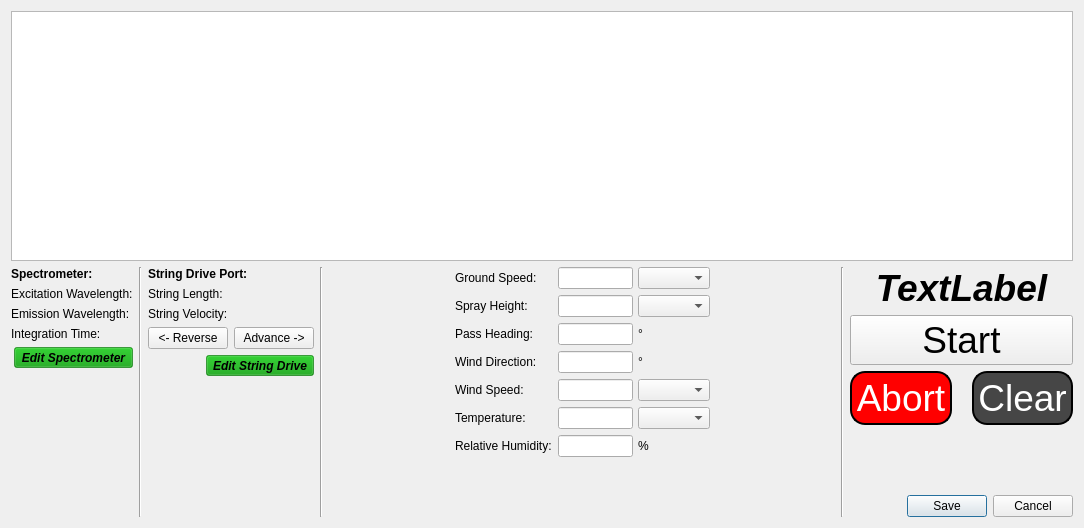
Before: the Qt Designer form resources/readString.ui in gill14/AccuPatt, drawn with Qt 5.
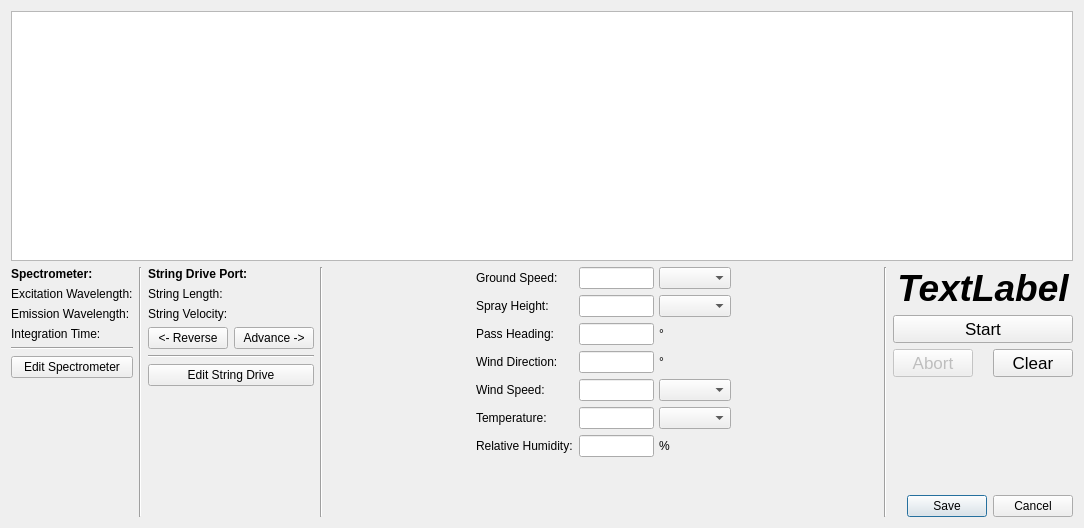
After: the same form once the commit is applied. Icons and pictures are not drawn. Custom widgets are drawn as their Qt base class.

Commit message: fix readString setData, obs fields

```diff
--- a/resources/readString.ui
+++ b/resources/readString.ui
@@ -58,46 +58,18 @@
          </property>
         </widget>
        </item>
-       <item alignment="Qt::AlignRight">
-        <widget class="QToolButton" name="buttonEditSpectrometer">
-         <property name="font">
-          <font>
-           <weight>75</weight>
-           <italic>true</italic>
-           <bold>true</bold>
-          </font>
+       <item>
+        <widget class="Line" name="line_4">
+         <property name="orientation">
+          <enum>Qt::Horizontal</enum>
          </property>
-         <property name="toolTip">
-          <string extracomment="Edit This"/>
-         </property>
-         <property name="toolTipDuration">
-          <number>-1</number>
-         </property>
-         <property name="layoutDirection">
-          <enum>Qt::LeftToRight</enum>
-         </property>
-         <property name="styleSheet">
-          <string notr="true">background-color: rgba(0, 152, 0, 153)</string>
-         </property>
+        </widget>
+       </item>
+       <item>
+        <widget class="QPushButton" name="buttonEditSpectrometer">
          <property name="text">
           <string>Edit Spectrometer</string>
          </property>
-         <property name="icon">
-          <iconset>
-           <normaloff>../../../resources/edit-alt-512.webp</normaloff>../../../resources/edit-alt-512.webp</iconset>
-         </property>
-         <property name="popupMode">
-          <enum>QToolButton::DelayedPopup</enum>
-         </property>
-         <property name="toolButtonStyle">
-          <enum>Qt::ToolButtonTextBesideIcon</enum>
-         </property>
-         <property name="autoRaise">
-          <bool>false</bool>
-         </property>
-         <property name="arrowType">
-          <enum>Qt::NoArrow</enum>
-         </property>
         </widget>
        </item>
        <item>
@@ -178,46 +150,18 @@
          </item>
         </layout>
        </item>
-       <item alignment="Qt::AlignRight">
-        <widget class="QToolButton" name="buttonEditStringDrive">
-         <property name="font">
-          <font>
-           <weight>75</weight>
-           <italic>true</italic>
-           <bold>true</bold>
-          </font>
+       <item>
+        <widget class="Line" name="line_5">
+         <property name="orientation">
+          <enum>Qt::Horizontal</enum>
          </property>
-         <property name="toolTip">
-          <string extracomment="Edit This"/>
-         </property>
-         <property name="toolTipDuration">
-          <number>-1</number>
-         </property>
-         <property name="layoutDirection">
-          <enum>Qt::LeftToRight</enum>
-         </property>
-         <property name="styleSheet">
-          <string notr="true">background-color: rgba(0, 152, 0, 153)</string>
-         </property>
+        </widget>
+       </item>
+       <item>
+        <widget class="QPushButton" name="buttonEditStringDrive">
          <property name="text">
           <string>Edit String Drive</string>
          </property>
-         <property name="icon">
-          <iconset>
-           <normaloff>../../../resources/edit-alt-512.webp</normaloff>../../../resources/edit-alt-512.webp</iconset>
-         </property>
-         <property name="popupMode">
-          <enum>QToolButton::DelayedPopup</enum>
-         </property>
-         <property name="toolButtonStyle">
-          <enum>Qt::ToolButtonTextBesideIcon</enum>
-         </property>
-         <property name="autoRaise">
-          <bool>false</bool>
-         </property>
-         <property name="arrowType">
-          <enum>Qt::NoArrow</enum>
-         </property>
         </widget>
        </item>
        <item>
@@ -694,22 +638,12 @@
         <widget class="QPushButton" name="buttonStart">
          <property name="font">
           <font>
-           <pointsize>28</pointsize>
+           <pointsize>13</pointsize>
           </font>
          </property>
          <property name="autoFillBackground">
           <bool>false</bool>
          </property>
-         <property name="styleSheet">
-          <string notr="true">background-color: rgb(0, 128, 0);
-color: rgb(255, 255, 255);
-border-style: outset;
-border-width: 2px;
-border-radius: 15px;
-border-color: black;
-padding: 4px;
-QPushButton::hover{background-color: rgb(0, 10, 0);}</string>
-         </property>
          <property name="text">
           <string>Start</string>
          </property>
@@ -736,19 +670,9 @@
            </property>
            <property name="font">
             <font>
-             <pointsize>28</pointsize>
+             <pointsize>13</pointsize>
             </font>
            </property>
-           <property name="styleSheet">
-            <string notr="true">background-color: rgb(255, 0, 0);
-color: rgb(255, 255, 255);
-border-style: outset;
-border-width: 2px;
-border-radius: 15px;
-border-color: black;
-padding: 4px;
-</string>
-           </property>
            <property name="text">
             <string>Abort</string>
            </property>
@@ -758,18 +682,9 @@
           <widget class="QPushButton" name="buttonClear">
            <property name="font">
             <font>
-             <pointsize>28</pointsize>
+             <pointsize>13</pointsize>
             </font>
            </property>
-           <property name="styleSheet">
-            <string notr="true">background-color: rgb(70, 70, 70);
-color: rgb(255, 255, 255);
-border-style: outset;
-border-width: 2px;
-border-radius: 15px;
-border-color: black;
-padding: 4px;</string>
-           </property>
            <property name="text">
             <string>Clear</string>
            </property>
```
The commit also changes 13 other files.
